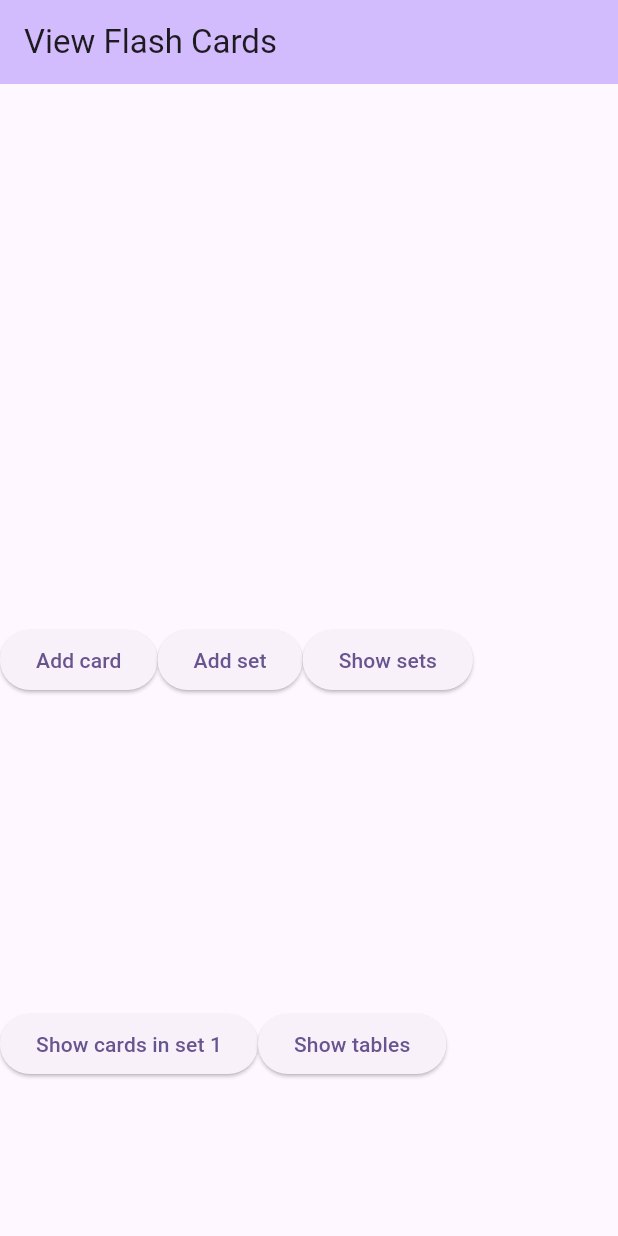
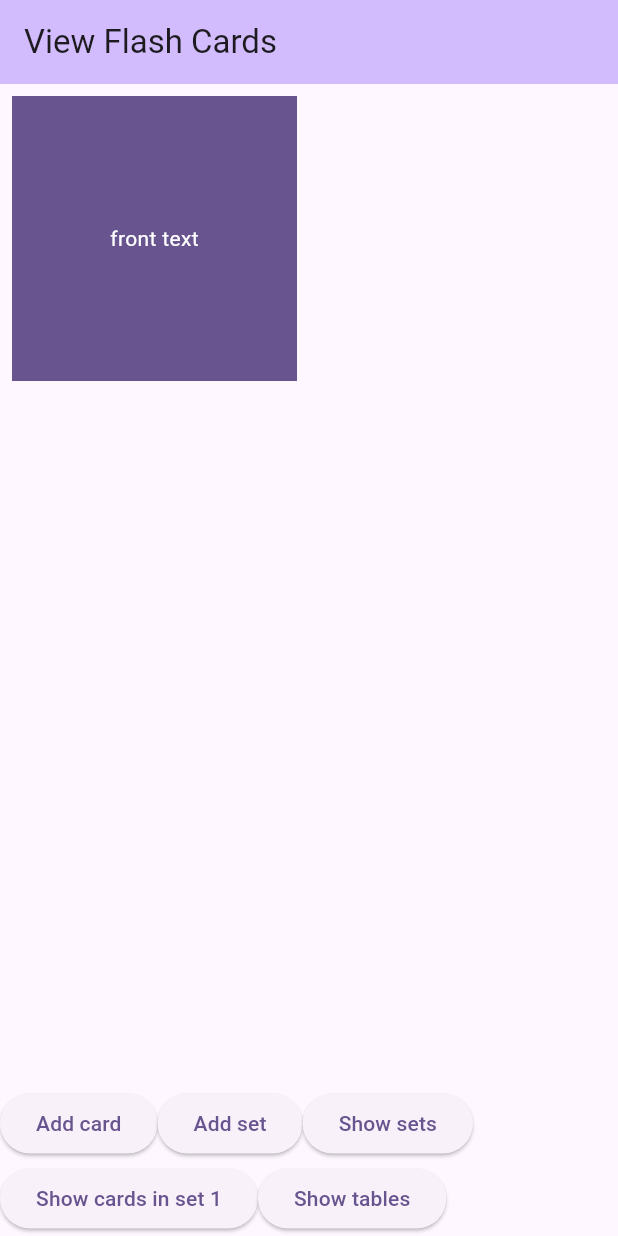
Before and after one commit to aimbesi1/mobile-project1, a Flutter app: the screen it shows after launch, after a tap on "Add card", on a phone screen of 412 x 824 dp. Run offline on Flutter 3.47's test engine with Material 3 defaults, Android fonts, the phone set to English and light mode, and no system bars; our stand-ins replace sqflite; accounts and stored records are empty.

Commit message:
Add set view screen with flippable cards and local storage

```diff
--- a/project1/lib/cardpanel.dart
+++ b/project1/lib/cardpanel.dart
@@ -13,15 +13,19 @@ class CardPanel extends StatefulWidget {
 // A flash card that can be flipped when the user taps on it.
 // To determine its dimensions, put it inside a parent container with the width and height you want.
 class _CardPanelState extends State<CardPanel> {
+
   String frontText = '';
   String backText = '';
   bool frontFacing = true;
 
-  void init() {
-    setState(() {
+  @override
+  void initState() {
+    super.initState();
+    debugPrint('received card: ${widget.card}');
+    // setState(() {
       frontText = widget.card.front;
       backText = widget.card.back;
-    });
+    // });
   }
 
   void flip() {
--- a/project1/lib/main.dart
+++ b/project1/lib/main.dart
@@ -41,15 +41,27 @@ class _CardsViewState extends State<CardsView> {
   int _cardCount = 0;
   List<FlashCard> _cards = [];
 
-  void init() async {
-    _cardCount = await dbHelper.queryCardCount(1);
-    _cards = await dbHelper.queryAllCardsOfSet(1);
+  @override
+  void initState() {
+    super.initState();
+    setCardData();
+  }
+
+  Future<void> setCardData() async {
+    final cardCount = await dbHelper.queryCardCount(1);
+    final cards = await dbHelper.queryAllCardsOfSet(1);
+
+    setState(() {
+      _cardCount = cardCount;
+      _cards = cards;
+    });
   }
 
   void addCard() async {
     await dbHelper.insertCard(
         FlashCard(front: "front text", back: "back text", setId: 1), 1);
-    init();
+    await setCardData();
+    setState(() {});
   }
 
   void addSet() async {
@@ -66,9 +78,9 @@ class _CardsViewState extends State<CardsView> {
   }
 
   void queryCards() async {
-    final cards = await dbHelper.queryAllCardsOfSet(1);
+    // final cards = await dbHelper.queryAllCardsOfSet(1);
     debugPrint('query all cards:');
-    for (final row in cards) {
+    for (final row in _cards) {
       debugPrint(row.toString());
     }
   }
@@ -90,29 +102,40 @@ class _CardsViewState extends State<CardsView> {
       ),
       body: Center(
           child: Column(children: [
-        Expanded(child: GridView.count(
+        Expanded(
+          child: GridView.count(
               // Create a grid with 2 columns. If you change the scrollDirection to
               // horizontal, this produces 2 rows.
               crossAxisCount: 2,
               // Generate 100 widgets that display their index in the List.
+              children: List.generate(_cardCount, (index) {
+                return Container(
+                    width: 100,
+                    height: 100,
+                    padding: const EdgeInsets.all(8.0),
+                    child: CardPanel(card: _cards[index]));
+              })),
+        ),
+        SizedBox(
+            height: 50,
+            child: Row(
               children: [
-              ListView.builder(
-                  itemCount: _cardCount,
-                  itemBuilder: (context, index) {
-                    return ListTile(title: CardPanel(card: _cards[index]));
-                  }),
-            ])),
-        Expanded(child: Row(
-          children: [
-            ElevatedButton(onPressed: addCard, child: const Text('Add card')),
+                ElevatedButton(
+                    onPressed: addCard, child: const Text('Add card')),
                 ElevatedButton(onPressed: addSet, child: const Text('Add set')),
-            ElevatedButton(onPressed: querySets, child: const Text('Show sets')),
+                ElevatedButton(
+                    onPressed: querySets, child: const Text('Show sets')),
               ],
             )),
-        Expanded(child: Row(
+        SizedBox(
+            height: 50,
+            child: Row(
               children: [
-            ElevatedButton(onPressed: queryCards, child: const Text('Show cards in set 1')),
-            ElevatedButton(onPressed: printTables, child: const Text('Show tables')),
+                ElevatedButton(
+                    onPressed: queryCards,
+                    child: const Text('Show cards in set 1')),
+                ElevatedButton(
+                    onPressed: printTables, child: const Text('Show tables')),
               ],
             )),
       ])),
```
Lines whose indentation alone changed are shown as unchanged.
